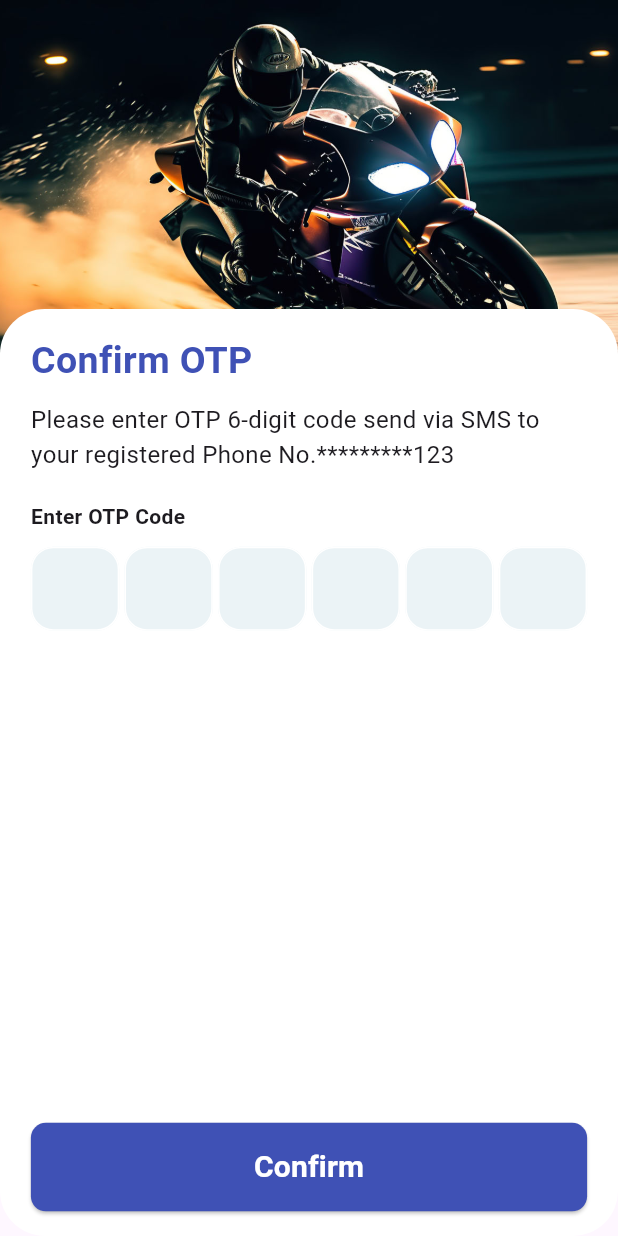
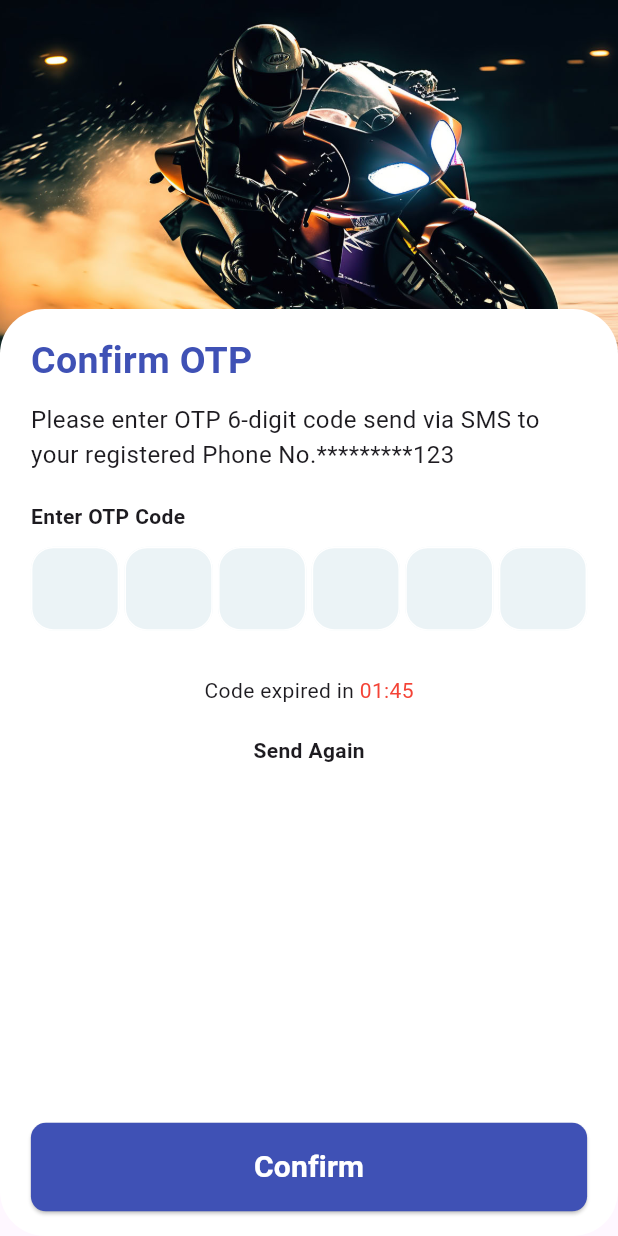
Before and after one commit to Chhila/flutter_login, a Flutter app: the OTPConfirmationPage screen opened by its route, on a phone screen of 412 x 824 dp. Run offline on Flutter 3.47's test engine with Material 3 defaults, Android fonts, the phone set to English and light mode, and no system bars; our stand-ins replace pull_to_refresh, shared_preferences; accounts and stored records are empty.

Commit message:
second commit

```diff
--- a/lib/pages/otp_confirmation_page.dart
+++ b/lib/pages/otp_confirmation_page.dart
@@ -235,6 +235,20 @@ class _OTPConfirmationPageState extends State<OTPConfirmationPage> {
                             ),
                           ],
                         ),
+                        SizedBox(height: 30),
+                        Column(
+                          children: [
+                            Row(
+                              mainAxisAlignment: MainAxisAlignment.center,
+                              children: [Text("Code expired in "), Text("01:45", style: TextStyle(color: Colors.red))],
+                            ),
+                            SizedBox(height: 20),
+                            Text(
+                              "Send Again",
+                              style: TextStyle(fontWeight: FontWeight.bold),
+                            ),
+                          ],
+                        )
                       ],
                     ),
 
```
